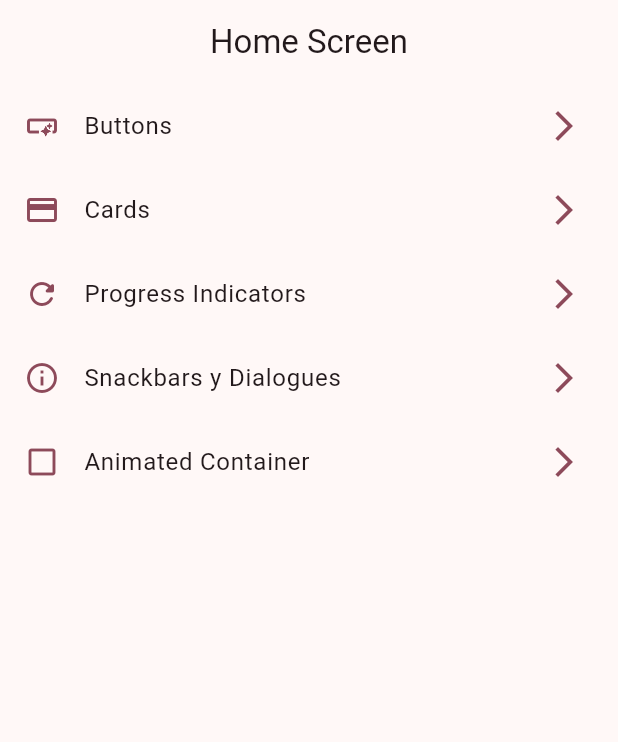
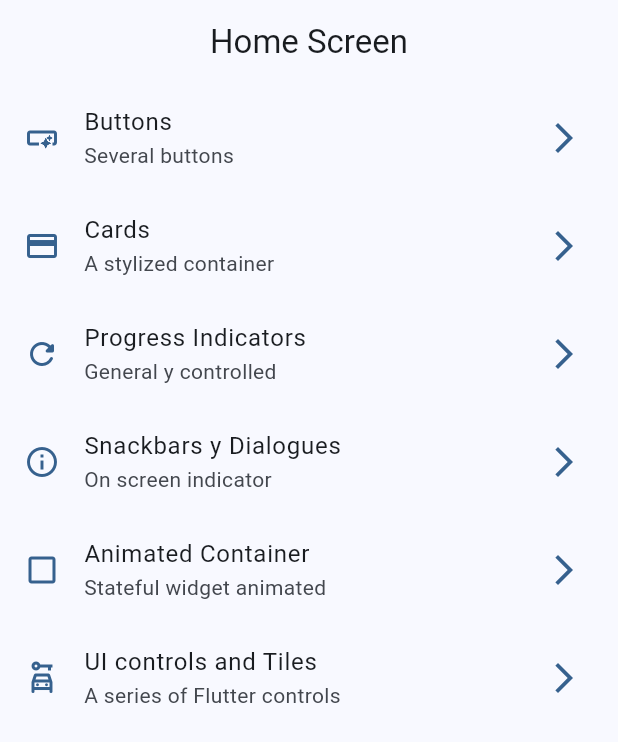
Before and after one commit to isaias-alt/widgets_app, a Flutter app: the screen it shows after launch, on a phone screen of 412 x 824 dp. Shown: the top 742 px of the screen. Run offline on Flutter 3.47's test engine with Material 3 defaults, Android fonts, the phone set to English and light mode, and no system bars; our stand-ins replace go_router.

Commit message:
add ui controls and tiles

```diff
--- a/lib/config/menu/menu_items.dart
+++ b/lib/config/menu/menu_items.dart
@@ -39,4 +39,9 @@ const appMenuItems = <MenuItems>[
       subTitle: 'Stateful widget animated',
       link: '/animated',
       icon: Icons.check_box_outline_blank_outlined),
+  MenuItems(
+      title: 'UI controls and Tiles',
+      subTitle: 'A series of Flutter controls',
+      link: '/ui-controls',
+      icon: Icons.car_rental_outlined),
 ];
--- a/lib/config/router/app_router.dart
+++ b/lib/config/router/app_router.dart
@@ -30,9 +30,14 @@ final appRouter = GoRouter(
       builder: (context, state) => const SnackbarScreen(),
     ),
     GoRoute(
-      path: '/animated_screen',
+      path: '/animated',
       name: AnimatedScreen.name,
       builder: (context, state) => const AnimatedScreen(),
+    ),
+    GoRoute(
+      path: '/ui-controls',
+      name: UiControlsScreen.name,
+      builder: (context, state) => const UiControlsScreen(),
     ),
     GoRoute(
       path: '/app_tutorial_screen',
@@ -44,10 +49,5 @@ final appRouter = GoRouter(
       name: InfiniteScrollScreen.name,
       builder: (context, state) => const InfiniteScrollScreen(),
     ),
-    GoRoute(
-      path: '/ui_controls_screen',
-      name: UiControlsScreen.name,
-      builder: (context, state) => const UiControlsScreen(),
-    ),
   ],
 );
--- a/lib/main.dart
+++ b/lib/main.dart
@@ -15,7 +15,7 @@ class MainApp extends StatelessWidget {
       title: 'Flutter Widgets App',
       routerConfig: appRouter,
       debugShowCheckedModeBanner: false,
-      theme: AppTheme(selectedColor: 7).getTheme(),
+      theme: AppTheme(selectedColor: 0).getTheme(),
     );
   }
 }
--- a/lib/presentation/screens/home/home_screen.dart
+++ b/lib/presentation/screens/home/home_screen.dart
@@ -46,6 +46,7 @@ class _CustomListTile extends StatelessWidget {
         ),
         trailing: Icon(Icons.arrow_forward_ios_outlined, color: colors.primary),
         title: Text(menuItem.title),
+        subtitle: Text(menuItem.subTitle),
         titleAlignment: ListTileTitleAlignment.center,
         onTap: () => context.push(menuItem.link));
   }
```
Also changed, not shown: lib/presentation/screens/animated/animated_screen.dart (+44 -2 lines), lib/presentation/screens/ui_controls/ui_controls_screen.dart (+71 -1 lines).
